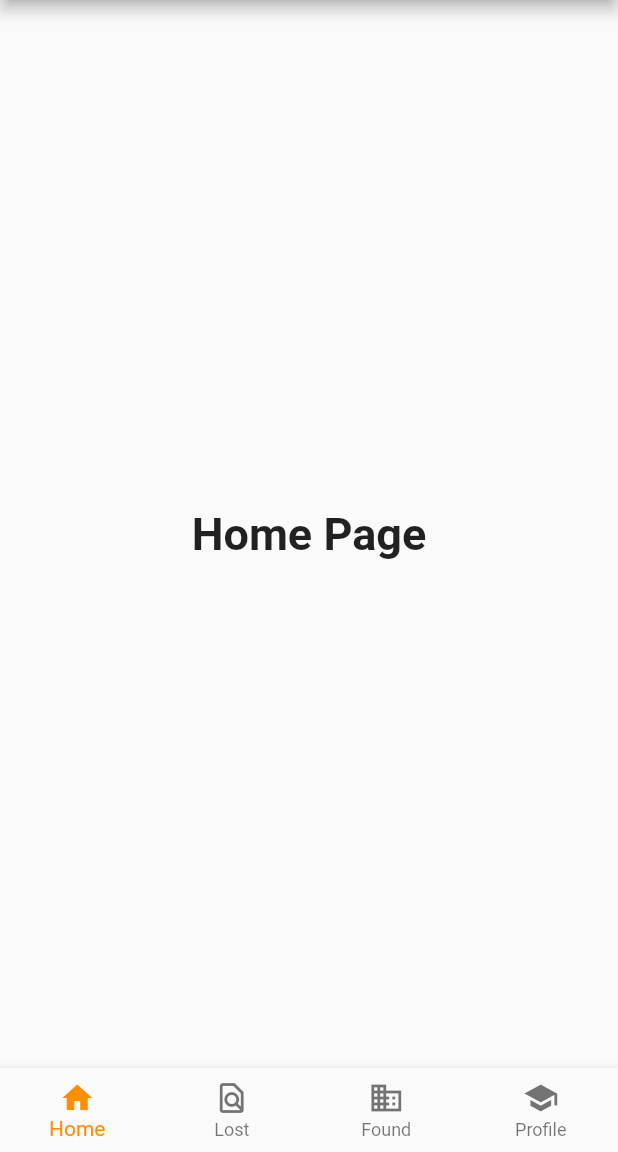
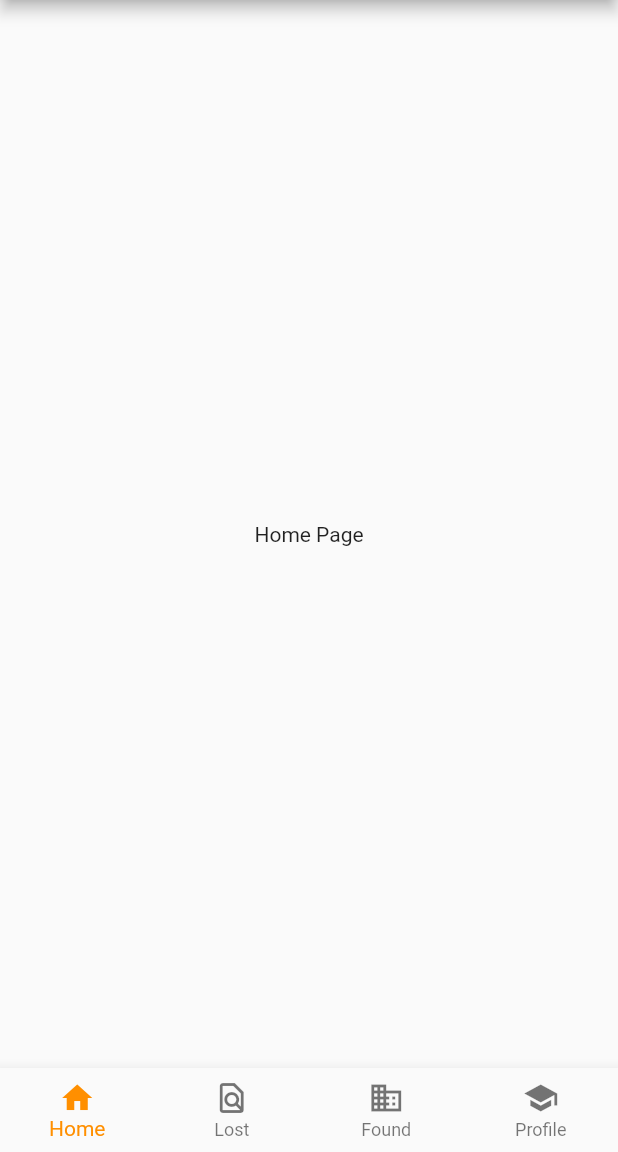
Before and after one commit to Digitalk14/find_appet, a Flutter app: the screen it shows after launch, on a phone screen of 412 x 824 dp, the part 84-1236 px from its top. Run offline on Flutter 3.47's test engine with Material 2 defaults, Android fonts, the phone set to English and light mode, and no system bars.

Commit message:
feat: Add pages arch

```diff
--- a/lib/features/wrapper.dart
+++ b/lib/features/wrapper.dart
@@ -1,4 +1,8 @@
 import 'package:flutter/material.dart';
+import '../pages/home/home.dart';
+import '../pages/found/found.dart';
+import '../pages/lost/lost.dart';
+import '../pages/profile/profile.dart';
 
 class Wrapper extends StatefulWidget {
   const Wrapper({Key? key}) : super(key: key);
@@ -11,23 +15,11 @@ class _WrapperState extends State<Wrapper> {
   int _selectedIndex = 0;
   static const TextStyle optionStyle =
       TextStyle(fontSize: 30, fontWeight: FontWeight.bold);
-  static const List<Widget> _pages = <Widget>[
-    Text(
-      'Home Page',
-      style: optionStyle,
-    ),
-    Text(
-      'Lost Page',
-      style: optionStyle,
-    ),
-    Text(
-      'Found Page',
-      style: optionStyle,
-    ),
-    Text(
-      'Profile Page',
-      style: optionStyle,
-    ),
+  static final List<Widget> _pages = [
+    HomePage(),
+    FoundPage(),
+    LostPage(),
+    ProfilePage(),
   ];
   void _onItemTapped(int index) {
     setState(() {
--- a/lib/pages/home/home.dart
+++ b/lib/pages/home/home.dart
@@ -0,0 +1,12 @@
+import 'package:flutter/material.dart';
+
+class HomePage extends StatelessWidget {
+  const HomePage({Key? key}) : super(key: key);
+
+  @override
+  Widget build(BuildContext context) {
+    return Container(
+      child: Text('Home Page',),
+    );
+  }
+}
```
Also changed, not shown: lib/pages/found/found.dart (+12 -0 lines), lib/pages/lost/lost.dart (+12 -0 lines), lib/pages/profile/profile.dart (+14 -0 lines).
